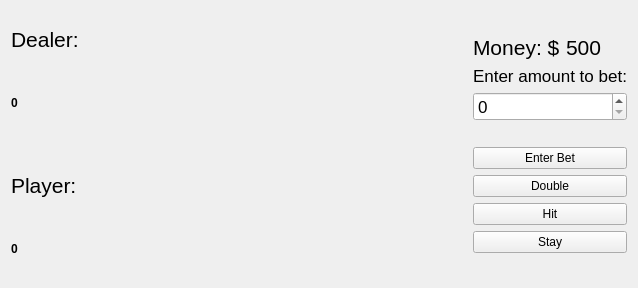
This is ui/newBlackJacUI.ui in tisaconundrum2/black-jack as Qt 5 draws it before an edit. The edited form follows.
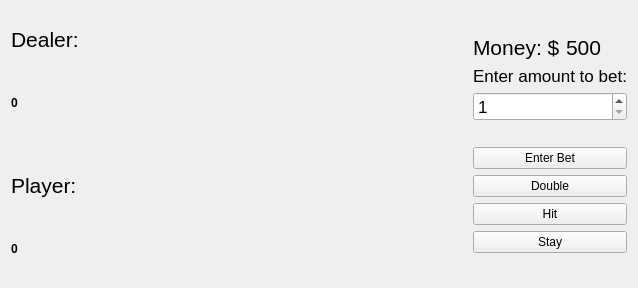
This is the edited form. Icons and pictures are not drawn.

Commit message: Fixing Min and Max on bet

The edit to the form file:
```diff
--- a/ui/newBlackJacUI.ui
+++ b/ui/newBlackJacUI.ui
@@ -253,6 +253,12 @@
          <pointsize>13</pointsize>
         </font>
        </property>
+       <property name="minimum">
+        <number>1</number>
+       </property>
+       <property name="maximum">
+        <number>99999999</number>
+       </property>
       </widget>
      </item>
      <item>
```
The commit also changes 1 other file.
